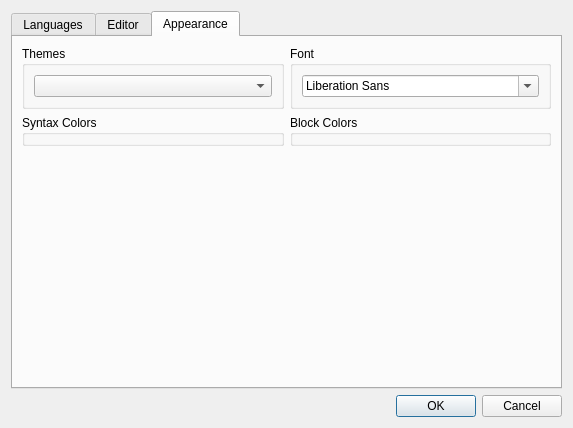
First picture: the form in src/propelleride/forms/preferences.ui, repository parallaxinc/PropellerIDE, before the edit.
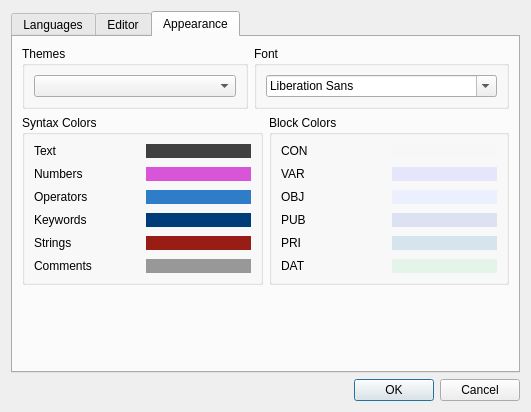
Second picture: the form after the edit. The open tabs and pages were chosen to show the change. Icons and pictures are not drawn.

Commit message: WIP incorporating ui Preferences dialog; segfault when closing dialog

```diff
--- a/src/propelleride/forms/preferences.ui
+++ b/src/propelleride/forms/preferences.ui
@@ -6,8 +6,8 @@
    <rect>
     <x>0</x>
     <y>0</y>
-    <width>573</width>
-    <height>428</height>
+    <width>531</width>
+    <height>412</height>
    </rect>
   </property>
   <property name="windowTitle">
@@ -170,16 +170,494 @@
            <property name="title">
             <string>Syntax Colors</string>
            </property>
-           <widget class="QComboBox" name="comboBox_2">
-            <property name="geometry">
-             <rect>
-              <x>50</x>
-              <y>50</y>
-              <width>85</width>
-              <height>28</height>
-             </rect>
+           <layout class="QGridLayout" name="gridLayout_3">
+            <property name="verticalSpacing">
+             <number>9</number>
             </property>
-           </widget>
+            <item row="0" column="0">
+             <widget class="QLabel" name="Syntax_Text">
+              <property name="text">
+               <string>Text</string>
+              </property>
+             </widget>
+            </item>
+            <item row="0" column="1">
+             <widget class="QLabel" name="color_Syntax_Text">
+              <property name="palette">
+               <palette>
+                <active>
+                 <colorrole role="Base">
+                  <brush brushstyle="SolidPattern">
+                   <color alpha="255">
+                    <red>252</red>
+                    <green>252</green>
+                    <blue>252</blue>
+                   </color>
+                  </brush>
+                 </colorrole>
+                 <colorrole role="Window">
+                  <brush brushstyle="SolidPattern">
+                   <color alpha="255">
+                    <red>64</red>
+                    <green>64</green>
+                    <blue>64</blue>
+                   </color>
+                  </brush>
+                 </colorrole>
+                </active>
+                <inactive>
+                 <colorrole role="Base">
+                  <brush brushstyle="SolidPattern">
+                   <color alpha="255">
+                    <red>252</red>
+                    <green>252</green>
+                    <blue>252</blue>
+                   </color>
+                  </brush>
+                 </colorrole>
+                 <colorrole role="Window">
+                  <brush brushstyle="SolidPattern">
+                   <color alpha="255">
+                    <red>64</red>
+                    <green>64</green>
+                    <blue>64</blue>
+                   </color>
+                  </brush>
+                 </colorrole>
+                </inactive>
+                <disabled>
+                 <colorrole role="Base">
+                  <brush brushstyle="SolidPattern">
+                   <color alpha="255">
+                    <red>64</red>
+                    <green>64</green>
+                    <blue>64</blue>
+                   </color>
+                  </brush>
+                 </colorrole>
+                 <colorrole role="Window">
+                  <brush brushstyle="SolidPattern">
+                   <color alpha="255">
+                    <red>64</red>
+                    <green>64</green>
+                    <blue>64</blue>
+                   </color>
+                  </brush>
+                 </colorrole>
+                </disabled>
+               </palette>
+              </property>
+              <property name="autoFillBackground">
+               <bool>true</bool>
+              </property>
+             </widget>
+            </item>
+            <item row="1" column="0">
+             <widget class="QLabel" name="Syntax_Numbers">
+              <property name="text">
+               <string>Numbers</string>
+              </property>
+             </widget>
+            </item>
+            <item row="1" column="1">
+             <widget class="QLabel" name="color_Syntax_Numbers">
+              <property name="palette">
+               <palette>
+                <active>
+                 <colorrole role="Base">
+                  <brush brushstyle="SolidPattern">
+                   <color alpha="255">
+                    <red>252</red>
+                    <green>252</green>
+                    <blue>252</blue>
+                   </color>
+                  </brush>
+                 </colorrole>
+                 <colorrole role="Window">
+                  <brush brushstyle="SolidPattern">
+                   <color alpha="255">
+                    <red>216</red>
+                    <green>84</green>
+                    <blue>216</blue>
+                   </color>
+                  </brush>
+                 </colorrole>
+                </active>
+                <inactive>
+                 <colorrole role="Base">
+                  <brush brushstyle="SolidPattern">
+                   <color alpha="255">
+                    <red>252</red>
+                    <green>252</green>
+                    <blue>252</blue>
+                   </color>
+                  </brush>
+                 </colorrole>
+                 <colorrole role="Window">
+                  <brush brushstyle="SolidPattern">
+                   <color alpha="255">
+                    <red>216</red>
+                    <green>84</green>
+                    <blue>216</blue>
+                   </color>
+                  </brush>
+                 </colorrole>
+                </inactive>
+                <disabled>
+                 <colorrole role="Base">
+                  <brush brushstyle="SolidPattern">
+                   <color alpha="255">
+                    <red>216</red>
+                    <green>84</green>
+                    <blue>216</blue>
+                   </color>
+                  </brush>
+                 </colorrole>
+                 <colorrole role="Window">
+                  <brush brushstyle="SolidPattern">
+                   <color alpha="255">
+                    <red>216</red>
+                    <green>84</green>
+                    <blue>216</blue>
+                   </color>
+                  </brush>
+                 </colorrole>
+                </disabled>
+               </palette>
+              </property>
+              <property name="autoFillBackground">
+               <bool>true</bool>
+              </property>
+              <property name="margin">
+               <number>0</number>
+              </property>
+             </widget>
+            </item>
+            <item row="2" column="0">
+             <widget class="QLabel" name="Syntax_Operators">
+              <property name="text">
+               <string>Operators</string>
+              </property>
+             </widget>
+            </item>
+            <item row="2" column="1">
+             <widget class="QLabel" name="color_Syntax_Operators">
+              <property name="palette">
+               <palette>
+                <active>
+                 <colorrole role="Base">
+                  <brush brushstyle="SolidPattern">
+                   <color alpha="255">
+                    <red>252</red>
+                    <green>252</green>
+                    <blue>252</blue>
+                   </color>
+                  </brush>
+                 </colorrole>
+                 <colorrole role="Window">
+                  <brush brushstyle="SolidPattern">
+                   <color alpha="255">
+                    <red>47</red>
+                    <green>124</green>
+                    <blue>200</blue>
+                   </color>
+                  </brush>
+                 </colorrole>
+                </active>
+                <inactive>
+                 <colorrole role="Base">
+                  <brush brushstyle="SolidPattern">
+                   <color alpha="255">
+                    <red>252</red>
+                    <green>252</green>
+                    <blue>252</blue>
+                   </color>
+                  </brush>
+                 </colorrole>
+                 <colorrole role="Window">
+                  <brush brushstyle="SolidPattern">
+                   <color alpha="255">
+                    <red>47</red>
+                    <green>124</green>
+                    <blue>200</blue>
+                   </color>
+                  </brush>
+                 </colorrole>
+                </inactive>
+                <disabled>
+                 <colorrole role="Base">
+                  <brush brushstyle="SolidPattern">
+                   <color alpha="255">
+                    <red>47</red>
+                    <green>124</green>
+                    <blue>200</blue>
+                   </color>
+                  </brush>
+                 </colorrole>
+                 <colorrole role="Window">
+                  <brush brushstyle="SolidPattern">
+                   <color alpha="255">
+                    <red>47</red>
+                    <green>124</green>
+                    <blue>200</blue>
+                   </color>
+                  </brush>
+                 </colorrole>
+                </disabled>
+               </palette>
+              </property>
+              <property name="autoFillBackground">
+               <bool>true</bool>
+              </property>
+              <property name="margin">
+               <number>0</number>
+              </property>
+             </widget>
+            </item>
+            <item row="3" column="0">
+             <widget class="QLabel" name="Syntax_Keywords">
+              <property name="text">
+               <string>Keywords</string>
+              </property>
+             </widget>
+            </item>
+            <item row="3" column="1">
+             <widget class="QLabel" name="color_Syntax_Keywords">
+              <property name="palette">
+               <palette>
+                <active>
+                 <colorrole role="Base">
+                  <brush brushstyle="SolidPattern">
+                   <color alpha="255">
+                    <red>252</red>
+                    <green>252</green>
+                    <blue>252</blue>
+                   </color>
+                  </brush>
+                 </colorrole>
+                 <colorrole role="Window">
+                  <brush brushstyle="SolidPattern">
+                   <color alpha="255">
+                    <red>0</red>
+                    <green>60</green>
+                    <blue>121</blue>
+                   </color>
+                  </brush>
+                 </colorrole>
+                </active>
+                <inactive>
+                 <colorrole role="Base">
+                  <brush brushstyle="SolidPattern">
+                   <color alpha="255">
+                    <red>252</red>
+                    <green>252</green>
+                    <blue>252</blue>
+                   </color>
+                  </brush>
+                 </colorrole>
+                 <colorrole role="Window">
+                  <brush brushstyle="SolidPattern">
+                   <color alpha="255">
+                    <red>0</red>
+                    <green>60</green>
+                    <blue>121</blue>
+                   </color>
+                  </brush>
+                 </colorrole>
+                </inactive>
+                <disabled>
+                 <colorrole role="Base">
+                  <brush brushstyle="SolidPattern">
+                   <color alpha="255">
+                    <red>0</red>
+                    <green>60</green>
+                    <blue>121</blue>
+                   </color>
+                  </brush>
+                 </colorrole>
+                 <colorrole role="Window">
+                  <brush brushstyle="SolidPattern">
+                   <color alpha="255">
+                    <red>0</red>
+                    <green>60</green>
+                    <blue>121</blue>
+                   </color>
+                  </brush>
+                 </colorrole>
+                </disabled>
+               </palette>
+              </property>
+              <property name="autoFillBackground">
+               <bool>true</bool>
+              </property>
+              <property name="margin">
+               <number>0</number>
+              </property>
+             </widget>
+            </item>
+            <item row="4" column="0">
+             <widget class="QLabel" name="Syntax_Strings">
+              <property name="text">
+               <string>Strings</string>
+              </property>
+             </widget>
+            </item>
+            <item row="4" column="1">
+             <widget class="QLabel" name="color_Syntax_Strings">
+              <property name="palette">
+               <palette>
+                <active>
+                 <colorrole role="Base">
+                  <brush brushstyle="SolidPattern">
+                   <color alpha="255">
+                    <red>252</red>
+                    <green>252</green>
+                    <blue>252</blue>
+                   </color>
+                  </brush>
+                 </colorrole>
+                 <colorrole role="Window">
+                  <brush brushstyle="SolidPattern">
+                   <color alpha="255">
+                    <red>152</red>
+                    <green>30</green>
+                    <blue>21</blue>
+                   </color>
+                  </brush>
+                 </colorrole>
+                </active>
+                <inactive>
+                 <colorrole role="Base">
+                  <brush brushstyle="SolidPattern">
+                   <color alpha="255">
+                    <red>252</red>
+                    <green>252</green>
+                    <blue>252</blue>
+                   </color>
+                  </brush>
+                 </colorrole>
+                 <colorrole role="Window">
+                  <brush brushstyle="SolidPattern">
+                   <color alpha="255">
+                    <red>152</red>
+                    <green>30</green>
+                    <blue>21</blue>
+                   </color>
+                  </brush>
+                 </colorrole>
+                </inactive>
+                <disabled>
+                 <colorrole role="Base">
+                  <brush brushstyle="SolidPattern">
+                   <color alpha="255">
+                    <red>152</red>
+                    <green>30</green>
+                    <blue>21</blue>
+                   </color>
+                  </brush>
+                 </colorrole>
+                 <colorrole role="Window">
+                  <brush brushstyle="SolidPattern">
+                   <color alpha="255">
+                    <red>152</red>
+                    <green>30</green>
+                    <blue>21</blue>
+                   </color>
+                  </brush>
+                 </colorrole>
+                </disabled>
+               </palette>
+              </property>
+              <property name="autoFillBackground">
+               <bool>true</bool>
+              </property>
+              <property name="margin">
+               <number>0</number>
+              </property>
+             </widget>
+            </item>
+            <item row="5" column="0">
+             <widget class="QLabel" name="Syntax_Comments">
+              <property name="text">
+               <string>Comments</string>
+              </property>
+             </widget>
+            </item>
+            <item row="5" column="1">
+             <widget class="QLabel" name="color_Syntax_Comments">
+              <property name="palette">
+               <palette>
+                <active>
+                 <colorrole role="Base">
+                  <brush brushstyle="SolidPattern">
+                   <color alpha="255">
+                    <red>252</red>
+                    <green>252</green>
+                    <blue>252</blue>
+                   </color>
+                  </brush>
+                 </colorrole>
+                 <colorrole role="Window">
+                  <brush brushstyle="SolidPattern">
+                   <color alpha="255">
+                    <red>152</red>
+                    <green>152</green>
+                    <blue>152</blue>
+                   </color>
+                  </brush>
+                 </colorrole>
+                </active>
+                <inactive>
+                 <colorrole role="Base">
+                  <brush brushstyle="SolidPattern">
+                   <color alpha="255">
+                    <red>252</red>
+                    <green>252</green>
+                    <blue>252</blue>
+                   </color>
+                  </brush>
+                 </colorrole>
+                 <colorrole role="Window">
+                  <brush brushstyle="SolidPattern">
+                   <color alpha="255">
+                    <red>152</red>
+                    <green>152</green>
+                    <blue>152</blue>
+                   </color>
+                  </brush>
+                 </colorrole>
+                </inactive>
+                <disabled>
+                 <colorrole role="Base">
+                  <brush brushstyle="SolidPattern">
+                   <color alpha="255">
+                    <red>152</red>
+                    <green>152</green>
+                    <blue>152</blue>
+                   </color>
+                  </brush>
+                 </colorrole>
+                 <colorrole role="Window">
+                  <brush brushstyle="SolidPattern">
+                   <color alpha="255">
+                    <red>152</red>
+                    <green>152</green>
+                    <blue>152</blue>
+                   </color>
+                  </brush>
+                 </colorrole>
+                </disabled>
+               </palette>
+              </property>
+              <property name="autoFillBackground">
+               <bool>true</bool>
+              </property>
+              <property name="margin">
+               <number>0</number>
+              </property>
+             </widget>
+            </item>
+           </layout>
           </widget>
          </item>
          <item>
@@ -187,6 +665,581 @@
            <property name="title">
             <string>Block Colors</string>
            </property>
+           <layout class="QGridLayout" name="gridLayout_2">
+            <property name="verticalSpacing">
+             <number>9</number>
+            </property>
+            <item row="0" column="0">
+             <widget class="QLabel" name="Block_CON">
+              <property name="sizePolicy">
+               <sizepolicy hsizetype="Preferred" vsizetype="Preferred">
+                <horstretch>0</horstretch>
+                <verstretch>0</verstretch>
+               </sizepolicy>
+              </property>
+              <property name="text">
+               <string>CON</string>
+              </property>
+             </widget>
+            </item>
+            <item row="0" column="1">
+             <widget class="QLabel" name="color_Block_CON">
+              <property name="sizePolicy">
+               <sizepolicy hsizetype="Preferred" vsizetype="Preferred">
+                <horstretch>0</horstretch>
+                <verstretch>0</verstretch>
+               </sizepolicy>
+              </property>
+              <property name="palette">
+               <palette>
+                <active>
+                 <colorrole role="Base">
+                  <brush brushstyle="SolidPattern">
+                   <color alpha="255">
+                    <red>252</red>
+                    <green>252</green>
+                    <blue>252</blue>
+                   </color>
+                  </brush>
+                 </colorrole>
+                 <colorrole role="Window">
+                  <brush brushstyle="SolidPattern">
+                   <color alpha="255">
+                    <red>247</red>
+                    <green>247</green>
+                    <blue>247</blue>
+                   </color>
+                  </brush>
+                 </colorrole>
+                </active>
+                <inactive>
+                 <colorrole role="Base">
+                  <brush brushstyle="SolidPattern">
+                   <color alpha="255">
+                    <red>252</red>
+                    <green>252</green>
+                    <blue>252</blue>
+                   </color>
+                  </brush>
+                 </colorrole>
+                 <colorrole role="Window">
+                  <brush brushstyle="SolidPattern">
+                   <color alpha="255">
+                    <red>247</red>
+                    <green>247</green>
+                    <blue>247</blue>
+                   </color>
+                  </brush>
+                 </colorrole>
+                </inactive>
+                <disabled>
+                 <colorrole role="Base">
+                  <brush brushstyle="SolidPattern">
+                   <color alpha="255">
+                    <red>247</red>
+                    <green>247</green>
+                    <blue>247</blue>
+                   </color>
+                  </brush>
+                 </colorrole>
+                 <colorrole role="Window">
+                  <brush brushstyle="SolidPattern">
+                   <color alpha="255">
+                    <red>247</red>
+                    <green>247</green>
+                    <blue>247</blue>
+                   </color>
+                  </brush>
+                 </colorrole>
+                </disabled>
+               </palette>
+              </property>
+              <property name="autoFillBackground">
+               <bool>true</bool>
+              </property>
+              <property name="margin">
+               <number>0</number>
+              </property>
+             </widget>
+            </item>
+            <item row="1" column="0">
+             <widget class="QLabel" name="Block_VAR">
+              <property name="sizePolicy">
+               <sizepolicy hsizetype="Preferred" vsizetype="Preferred">
+                <horstretch>0</horstretch>
+                <verstretch>0</verstretch>
+               </sizepolicy>
+              </property>
+              <property name="text">
+               <string>VAR</string>
+              </property>
+             </widget>
+            </item>
+            <item row="1" column="1">
+             <widget class="QLabel" name="color_Block_VAR">
+              <property name="sizePolicy">
+               <sizepolicy hsizetype="Preferred" vsizetype="Preferred">
+                <horstretch>0</horstretch>
+                <verstretch>0</verstretch>
+               </sizepolicy>
+              </property>
+              <property name="palette">
+               <palette>
+                <active>
+                 <colorrole role="Base">
+                  <brush brushstyle="SolidPattern">
+                   <color alpha="255">
+                    <red>252</red>
+                    <green>252</green>
+                    <blue>252</blue>
+                   </color>
+                  </brush>
+                 </colorrole>
+                 <colorrole role="Window">
+                  <brush brushstyle="SolidPattern">
+                   <color alpha="255">
+                    <red>229</red>
+                    <green>230</green>
+                    <blue>252</blue>
+                   </color>
+                  </brush>
+                 </colorrole>
+                </active>
+                <inactive>
+                 <colorrole role="Base">
+                  <brush brushstyle="SolidPattern">
+                   <color alpha="255">
+                    <red>252</red>
+                    <green>252</green>
+                    <blue>252</blue>
+                   </color>
+                  </brush>
+                 </colorrole>
+                 <colorrole role="Window">
+                  <brush brushstyle="SolidPattern">
+                   <color alpha="255">
+                    <red>229</red>
+                    <green>230</green>
+                    <blue>252</blue>
+                   </color>
+                  </brush>
+                 </colorrole>
+                </inactive>
+                <disabled>
+                 <colorrole role="Base">
+                  <brush brushstyle="SolidPattern">
+                   <color alpha="255">
+                    <red>229</red>
+                    <green>230</green>
+                    <blue>252</blue>
+                   </color>
+                  </brush>
+                 </colorrole>
+                 <colorrole role="Window">
+                  <brush brushstyle="SolidPattern">
+                   <color alpha="255">
+                    <red>229</red>
+                    <green>230</green>
+                    <blue>252</blue>
+                   </color>
+                  </brush>
+                 </colorrole>
+                </disabled>
+               </palette>
+              </property>
+              <property name="autoFillBackground">
+               <bool>true</bool>
+              </property>
+              <property name="margin">
+               <number>0</number>
+              </property>
+             </widget>
+            </item>
+            <item row="2" column="0">
+             <widget class="QLabel" name="Block_OBJ">
+              <property name="sizePolicy">
+               <sizepolicy hsizetype="Preferred" vsizetype="Preferred">
+                <horstretch>0</horstretch>
+                <verstretch>0</verstretch>
+               </sizepolicy>
+              </property>
+              <property name="text">
+               <string>OBJ</string>
+              </property>
+             </widget>
+            </item>
+            <item row="2" column="1">
+             <widget class="QLabel" name="color_Block_OBJ">
+              <property name="sizePolicy">
+               <sizepolicy hsizetype="Preferred" vsizetype="Preferred">
+                <horstretch>0</horstretch>
+                <verstretch>0</verstretch>
+               </sizepolicy>
+              </property>
+              <property name="palette">
+               <palette>
+                <active>
+                 <colorrole role="Base">
+                  <brush brushstyle="SolidPattern">
+                   <color alpha="255">
+                    <red>252</red>
+                    <green>252</green>
+                    <blue>252</blue>
+                   </color>
+                  </brush>
+                 </colorrole>
+                 <colorrole role="Window">
+                  <brush brushstyle="SolidPattern">
+                   <color alpha="255">
+                    <red>236</red>
+                    <green>239</green>
+                    <blue>254</blue>
+                   </color>
+                  </brush>
+                 </colorrole>
+                </active>
+                <inactive>
+                 <colorrole role="Base">
+                  <brush brushstyle="SolidPattern">
+                   <color alpha="255">
+                    <red>252</red>
+                    <green>252</green>
+                    <blue>252</blue>
+                   </color>
+                  </brush>
+                 </colorrole>
+                 <colorrole role="Window">
+                  <brush brushstyle="SolidPattern">
+                   <color alpha="255">
+                    <red>236</red>
+                    <green>239</green>
+                    <blue>254</blue>
+                   </color>
+                  </brush>
+                 </colorrole>
+                </inactive>
+                <disabled>
+                 <colorrole role="Base">
+                  <brush brushstyle="SolidPattern">
+                   <color alpha="255">
+                    <red>236</red>
+                    <green>239</green>
+                    <blue>254</blue>
+                   </color>
+                  </brush>
+                 </colorrole>
+                 <colorrole role="Window">
+                  <brush brushstyle="SolidPattern">
+                   <color alpha="255">
+                    <red>236</red>
+                    <green>239</green>
+                    <blue>254</blue>
+                   </color>
+                  </brush>
+                 </colorrole>
+                </disabled>
+               </palette>
+              </property>
+              <property name="autoFillBackground">
+               <bool>true</bool>
+              </property>
+              <property name="margin">
+               <number>0</number>
+              </property>
+             </widget>
+            </item>
+            <item row="3" column="0">
+             <widget class="QLabel" name="Block_PUB">
+              <property name="sizePolicy">
+               <sizepolicy hsizetype="Preferred" vsizetype="Preferred">
+                <horstretch>0</horstretch>
+                <verstretch>0</verstretch>
+               </sizepolicy>
+              </property>
+              <property name="text">
+               <string>PUB</string>
+              </property>
+             </widget>
+            </item>
+            <item row="3" column="1">
+             <widget class="QLabel" name="color_Block_PUB">
+              <property name="sizePolicy">
+               <sizepolicy hsizetype="Preferred" vsizetype="Preferred">
+                <horstretch>0</horstretch>
+                <verstretch>0</verstretch>
+               </sizepolicy>
+              </property>
+              <property name="palette">
+               <palette>
+                <active>
+                 <colorrole role="Base">
+                  <brush brushstyle="SolidPattern">
+                   <color alpha="255">
+                    <red>252</red>
+                    <green>252</green>
+                    <blue>252</blue>
+                   </color>
+                  </brush>
+                 </colorrole>
+                 <colorrole role="Window">
+                  <brush brushstyle="SolidPattern">
+                   <color alpha="255">
+                    <red>220</red>
+                    <green>226</green>
+                    <blue>242</blue>
+                   </color>
+                  </brush>
+                 </colorrole>
+                </active>
+                <inactive>
+                 <colorrole role="Base">
+                  <brush brushstyle="SolidPattern">
+                   <color alpha="255">
+                    <red>252</red>
+                    <green>252</green>
+                    <blue>252</blue>
+                   </color>
+                  </brush>
+                 </colorrole>
+                 <colorrole role="Window">
+                  <brush brushstyle="SolidPattern">
+                   <color alpha="255">
+                    <red>220</red>
+                    <green>226</green>
+                    <blue>242</blue>
+                   </color>
+                  </brush>
+                 </colorrole>
+                </inactive>
+                <disabled>
+                 <colorrole role="Base">
+                  <brush brushstyle="SolidPattern">
+                   <color alpha="255">
+                    <red>220</red>
+                    <green>226</green>
+                    <blue>242</blue>
+                   </color>
+                  </brush>
+                 </colorrole>
+                 <colorrole role="Window">
+                  <brush brushstyle="SolidPattern">
+                   <color alpha="255">
+                    <red>220</red>
+                    <green>226</green>
+                    <blue>242</blue>
+                   </color>
+                  </brush>
+                 </colorrole>
+                </disabled>
+               </palette>
+              </property>
+              <property name="autoFillBackground">
+               <bool>true</bool>
+              </property>
+              <property name="margin">
+               <number>0</number>
+              </property>
+             </widget>
+            </item>
+            <item row="4" column="0">
+             <widget class="QLabel" name="Block_PRI">
+              <property name="sizePolicy">
+               <sizepolicy hsizetype="Preferred" vsizetype="Preferred">
+                <horstretch>0</horstretch>
+                <verstretch>0</verstretch>
+               </sizepolicy>
+              </property>
+              <property name="text">
+               <string>PRI</string>
+              </property>
+             </widget>
+            </item>
+            <item row="4" column="1">
+             <widget class="QLabel" name="color_Block_PRI">
+              <property name="sizePolicy">
+               <sizepolicy hsizetype="Preferred" vsizetype="Preferred">
+                <horstretch>0</horstretch>
+                <verstretch>0</verstretch>
+               </sizepolicy>
+              </property>
+              <property name="palette">
+               <palette>
+                <active>
+                 <colorrole role="Base">
+                  <brush brushstyle="SolidPattern">
+                   <color alpha="255">
+                    <red>252</red>
+                    <green>252</green>
+                    <blue>252</blue>
+                   </color>
+                  </brush>
+                 </colorrole>
+                 <colorrole role="Window">
+                  <brush brushstyle="SolidPattern">
+                   <color alpha="255">
+                    <red>213</red>
+                    <green>228</green>
+                    <blue>237</blue>
+                   </color>
+                  </brush>
+                 </colorrole>
+                </active>
+                <inactive>
+                 <colorrole role="Base">
+                  <brush brushstyle="SolidPattern">
+                   <color alpha="255">
+                    <red>252</red>
+                    <green>252</green>
+                    <blue>252</blue>
+                   </color>
+                  </brush>
+                 </colorrole>
+                 <colorrole role="Window">
+                  <brush brushstyle="SolidPattern">
+                   <color alpha="255">
+                    <red>213</red>
+                    <green>228</green>
+                    <blue>237</blue>
+                   </color>
+                  </brush>
+                 </colorrole>
+                </inactive>
+                <disabled>
+                 <colorrole role="Base">
+                  <brush brushstyle="SolidPattern">
+                   <color alpha="255">
+                    <red>213</red>
+                    <green>228</green>
+                    <blue>237</blue>
+                   </color>
+                  </brush>
+                 </colorrole>
+                 <colorrole role="Window">
+                  <brush brushstyle="SolidPattern">
+                   <color alpha="255">
+                    <red>213</red>
+                    <green>228</green>
+                    <blue>237</blue>
+                   </color>
+                  </brush>
+                 </colorrole>
+                </disabled>
+               </palette>
+              </property>
+              <property name="autoFillBackground">
+               <bool>true</bool>
+              </property>
+              <property name="margin">
+               <number>0</number>
+              </property>
+             </widget>
+            </item>
+            <item row="5" column="0">
+             <widget class="QLabel" name="Block_DAT">
+              <property name="sizePolicy">
+               <sizepolicy hsizetype="Preferred" vsizetype="Preferred">
+                <horstretch>0</horstretch>
+                <verstretch>0</verstretch>
+               </sizepolicy>
+              </property>
+              <property name="text">
+               <string>DAT</string>
+              </property>
+             </widget>
+            </item>
+            <item row="5" column="1">
+             <widget class="QLabel" name="color_Block_DAT">
+              <property name="sizePolicy">
+               <sizepolicy hsizetype="Preferred" vsizetype="Preferred">
+                <horstretch>0</horstretch>
+                <verstretch>0</verstretch>
+               </sizepolicy>
+              </property>
+              <property name="palette">
+               <palette>
+                <active>
+                 <colorrole role="Base">
+                  <brush brushstyle="SolidPattern">
+                   <color alpha="255">
+                    <red>252</red>
+                    <green>252</green>
+                    <blue>252</blue>
+                   </color>
+                  </brush>
+                 </colorrole>
+                 <colorrole role="Window">
+                  <brush brushstyle="SolidPattern">
+                   <color alpha="255">
+                    <red>229</red>
+                    <green>244</green>
+                    <blue>232</blue>
+                   </color>
+                  </brush>
+                 </colorrole>
+                </active>
+                <inactive>
+                 <colorrole role="Base">
+                  <brush brushstyle="SolidPattern">
+                   <color alpha="255">
+                    <red>252</red>
+                    <green>252</green>
+                    <blue>252</blue>
+                   </color>
+                  </brush>
+                 </colorrole>
+                 <colorrole role="Window">
+                  <brush brushstyle="SolidPattern">
+                   <color alpha="255">
+                    <red>229</red>
+                    <green>244</green>
+                    <blue>232</blue>
+                   </color>
+                  </brush>
+                 </colorrole>
+                </inactive>
+                <disabled>
+                 <colorrole role="Base">
+                  <brush brushstyle="SolidPattern">
+                   <color alpha="255">
+                    <red>229</red>
+                    <green>244</green>
+                    <blue>232</blue>
+                   </color>
+                  </brush>
+                 </colorrole>
+                 <colorrole role="Window">
+                  <brush brushstyle="SolidPattern">
+                   <color alpha="255">
+                    <red>229</red>
+                    <green>244</green>
+                    <blue>232</blue>
+                   </color>
+                  </brush>
+                 </colorrole>
+                </disabled>
+               </palette>
+              </property>
+              <property name="autoFillBackground">
+               <bool>true</bool>
+              </property>
+              <property name="margin">
+               <number>0</number>
+              </property>
+             </widget>
+            </item>
+           </layout>
+           <zorder>color_Block_VAR</zorder>
+           <zorder>Block_VAR</zorder>
+           <zorder>Block_DAT</zorder>
+           <zorder>Block_PRI</zorder>
+           <zorder>color_Block_PRI</zorder>
+           <zorder>color_Block_CON</zorder>
+           <zorder>color_Block_DAT</zorder>
+           <zorder>Block_PUB</zorder>
+           <zorder>color_Block_OBJ</zorder>
+           <zorder>color_Block_PUB</zorder>
+           <zorder>Block_CON</zorder>
+           <zorder>Block_OBJ</zorder>
           </widget>
          </item>
         </layout>
```
Left out of the diff: 161 changed lines with no effect on the pictures. The commit also changes 4 other files.
